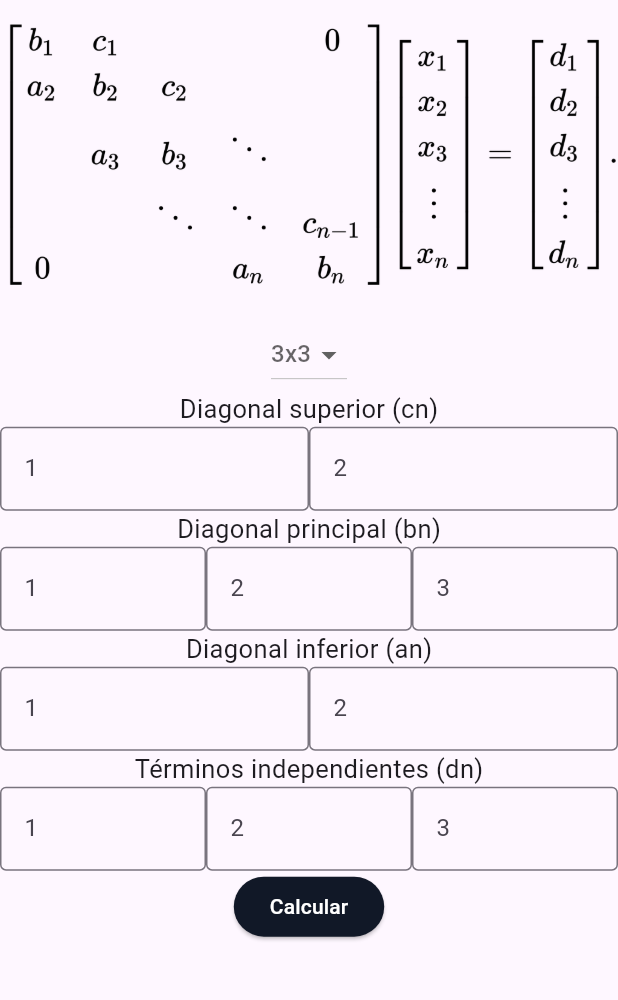
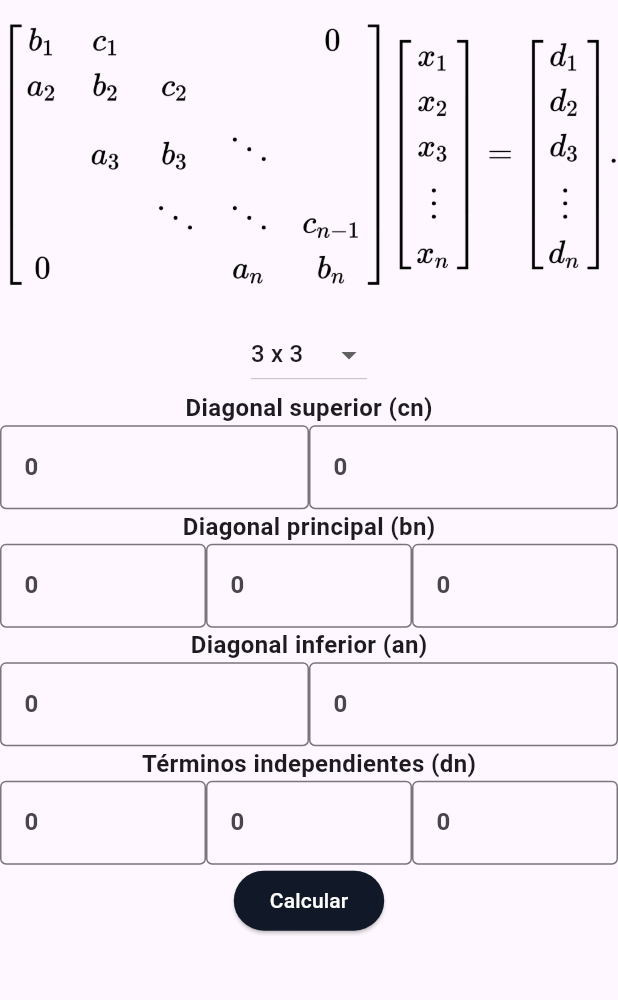
Before and after one commit to sebanovo/thomas-algorithm, a Flutter app: the Home screen opened by its route, on a phone screen of 412 x 824 dp, the part 84-1084 px from its top. Run offline on Flutter 3.47's test engine with Material 3 defaults, Android fonts, the phone set to English and light mode, and no system bars.

Commit message:
refactor all

```diff
--- /dev/null
+++ b/lib/components/number_input_row.dart
@@ -0,0 +1,54 @@
+import 'package:flutter/material.dart';
+import 'package:flutter/services.dart';
+
+class NumberInputRow extends StatelessWidget {
+  final String title;
+  final int numberOfFields;
+  final List<TextEditingController> controllers;
+
+  static const String _hintText = '0';
+  static const double _fontSize = 16;
+
+  const NumberInputRow({
+    Key? key,
+    required this.title,
+    required this.numberOfFields,
+    required this.controllers,
+  }) : super(key: key);
+
+  @override
+  Widget build(BuildContext context) {
+    return Column(
+      crossAxisAlignment: CrossAxisAlignment.start,
+      children: [
+        Center(
+          child: Text(
+            title,
+            style: const TextStyle(
+                fontSize: _fontSize, fontWeight: FontWeight.bold),
+          ),
+        ),
+        Row(
+          mainAxisAlignment: MainAxisAlignment.center,
+          children: List.generate(numberOfFields, (index) {
+            return Expanded(
+              child: TextField(
+                controller: controllers[index],
+                decoration: const InputDecoration(
+                  border: OutlineInputBorder(),
+                  hintText: _hintText,
+                ),
+                inputFormatters: [
+                  FilteringTextInputFormatter.allow(RegExp(r'^-?\d*\.?\d*$')),
+                ],
+                keyboardType: const TextInputType.numberWithOptions(
+                    decimal: true, signed: true),
+                style: const TextStyle(fontWeight: FontWeight.bold),
+              ),
+            );
+          }),
+        ),
+      ],
+    );
+  }
+}
--- a/lib/screens/home.dart
+++ b/lib/screens/home.dart
@@ -1,6 +1,6 @@
 import 'package:flutter/material.dart';
-import 'package:thomas_algorithm/constants/text_config.dart';
 import 'package:thomas_algorithm/func/thomas.dart';
+import 'package:thomas_algorithm/components/number_input_row.dart';
 
 class Home extends StatefulWidget {
   const Home({super.key});
@@ -10,7 +10,7 @@ class Home extends StatefulWidget {
 }
 
 class _HomeState extends State<Home> {
-  final List<String> items = ['3x3', '4x4', '5x5', '6x6'];
+  final List<int> items = List.generate(10, (index) => index + 3);
   String? selectedItem;
   late int numberOfFields;
   List<TextEditingController> cnControllers = [];
@@ -23,7 +23,7 @@ class _HomeState extends State<Home> {
   @override
   void initState() {
     super.initState();
-    numberOfFields = int.parse(items[0][0]);
+    numberOfFields = items[0];
     _initializeControllers(numberOfFields);
   }
 
@@ -69,8 +69,7 @@ class _HomeState extends State<Home> {
             .map((controller) => double.tryParse(controller.text) ?? 0)
             .toList();
 
-        Thomas thomas = Thomas();
-        List<double>? results = thomas.method(an, bn, cn, dn);
+        List<double>? results = Thomas.method(an, bn, cn, dn);
 
         if (results != null) {
           xResults = results;
@@ -109,111 +108,54 @@ class _HomeState extends State<Home> {
       appBar: AppBar(
         title: const Text('Método de Thomas'),
         centerTitle: true,
-        backgroundColor: const Color(0xFF111827), // Fondo oscuro
+        backgroundColor: const Color(0xFF111827),
         titleTextStyle: const TextStyle(color: Colors.white, fontSize: 20),
       ),
       body: SingleChildScrollView(
         child: Column(
           children: <Widget>[
             const Image(image: AssetImage('assets/image-tab-two.png')),
-            DropdownButton<String>(
-              value: selectedItem,
-              onChanged: (String? newValue) {
+            DropdownButton<int>(
+              value: selectedItem != null
+                  ? int.parse(selectedItem!.split('x')[0])
+                  : items[0],
+              onChanged: (int? newValue) {
                 setState(() {
-                  selectedItem = newValue;
-                  if (selectedItem != null && selectedItem!.isNotEmpty) {
-                    int firstCharacter = int.tryParse(selectedItem![0]) ?? 0;
-                    numberOfFields = firstCharacter;
-                    _initializeControllers(numberOfFields);
-                  } else {
-                    numberOfFields = 0;
-                    _initializeControllers(numberOfFields);
-                  }
+                  selectedItem = '$newValue x $newValue';
+                  numberOfFields = newValue!;
+                  _initializeControllers(numberOfFields);
                 });
               },
-              items: items.map((String value) {
-                return DropdownMenuItem<String>(
+              items: items.map((int value) {
+                return DropdownMenuItem<int>(
                   value: value,
-                  child: Text(value),
+                  child: Text('$value x $value'),
                 );
               }).toList(),
-              hint: const Text('3x3'),
             ),
-            const Text(
-              "Diagonal superior (cn)",
-              style: TextStyle(fontSize: fontSizeText),
+            NumberInputRow(
+              title: "Diagonal superior (cn)",
+              numberOfFields: numberOfFields - 1,
+              controllers: cnControllers,
             ),
-            Row(
-              mainAxisAlignment: MainAxisAlignment.center,
-              children: List.generate(numberOfFields - 1, (index) {
-                return Expanded(
-                  child: TextField(
-                    controller: cnControllers[index],
-                    decoration: InputDecoration(
-                      border: const OutlineInputBorder(),
-                      hintText: '${index + 1}',
-                    ),
-                  ),
-                );
-              }),
+            NumberInputRow(
+              title: "Diagonal principal (bn)",
+              numberOfFields: numberOfFields,
+              controllers: bnControllers,
             ),
-            const Text(
-              "Diagonal principal (bn)",
-              style: TextStyle(fontSize: fontSizeText),
+            NumberInputRow(
+              title: "Diagonal inferior (an)",
+              numberOfFields: numberOfFields - 1,
+              controllers: anControllers,
             ),
-            Row(
-              mainAxisAlignment: MainAxisAlignment.center,
-              children: List.generate(numberOfFields, (index) {
-                return Expanded(
-                  child: TextField(
-                    controller: bnControllers[index],
-                    decoration: InputDecoration(
-                      border: const OutlineInputBorder(),
-                      hintText: '${index + 1}',
-                    ),
-                  ),
-                );
-              }),
-            ),
-            const Text(
-              "Diagonal inferior (an)",
-              style: TextStyle(fontSize: fontSizeText),
-            ),
-            Row(
-              mainAxisAlignment: MainAxisAlignment.center,
-              children: List.generate(numberOfFields - 1, (index) {
-                return Expanded(
-                  child: TextField(
-                    controller: anControllers[index],
-                    decoration: InputDecoration(
-                      border: const OutlineInputBorder(),
-                      hintText: '${index + 1}',
-                    ),
-                  ),
-                );
-              }),
-            ),
-            const Text(
-              "Términos independientes (dn)",
-              style: TextStyle(fontSize: fontSizeText),
-            ),
-            Row(
-              mainAxisAlignment: MainAxisAlignment.center,
-              children: List.generate(numberOfFields, (index) {
-                return Expanded(
-                  child: TextField(
-                    controller: dnControllers[index],
-                    decoration: InputDecoration(
-                      border: const OutlineInputBorder(),
-                      hintText: '${index + 1}',
-                    ),
-                  ),
-                );
-              }),
+            NumberInputRow(
+              title: "Términos independientes (dn)",
+              numberOfFields: numberOfFields,
+              controllers: dnControllers,
             ),
             ElevatedButton(
               style: ElevatedButton.styleFrom(
-                  backgroundColor: const Color(0xFF111827)), // Fondo oscuro),
+                  backgroundColor: const Color(0xFF111827)),
               onPressed: () => _calculateResults(context),
               child: const Text(
                 'Calcular',
@@ -226,9 +168,9 @@ class _HomeState extends State<Home> {
                 width: double.infinity,
                 padding: const EdgeInsets.all(10),
                 margin: const EdgeInsets.only(bottom: 10),
-                color: const Color(0xFF111827), // Fondo oscuro,
+                color: const Color(0xFF111827),
                 child: Text(
-                  'Resultado X${index + 1}: ${xResults[index]}',
+                  'Resultado x${index + 1} =  ${xResults[index]}',
                   style: const TextStyle(color: Colors.white),
                 ),
               );
```
Also changed, not shown: lib/func/thomas.dart (+5 -41 lines).
